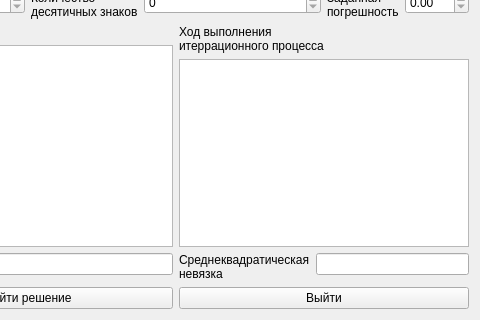
Qt form formsystemofnonlinearequations.ui (igorternyuk/TeScientificCalculator) before a commit; both pictures show x 128 to 608 and y 233 to 553 of the 608 by 553 pixel window.
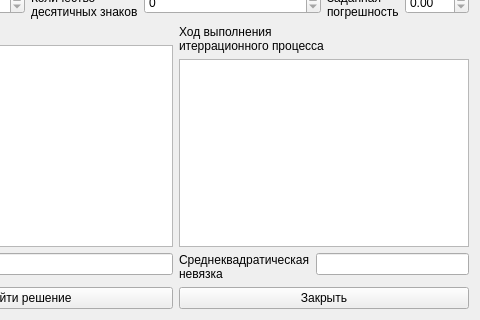
The same form after that commit.

Patch:
```diff
--- a/formsystemofnonlinearequations.ui
+++ b/formsystemofnonlinearequations.ui
@@ -166,7 +166,7 @@
      <item row="5" column="1">
       <widget class="QPushButton" name="pushButtonClose">
        <property name="text">
-        <string>Выйти</string>
+        <string>Закрыть</string>
        </property>
       </widget>
      </item>
```
